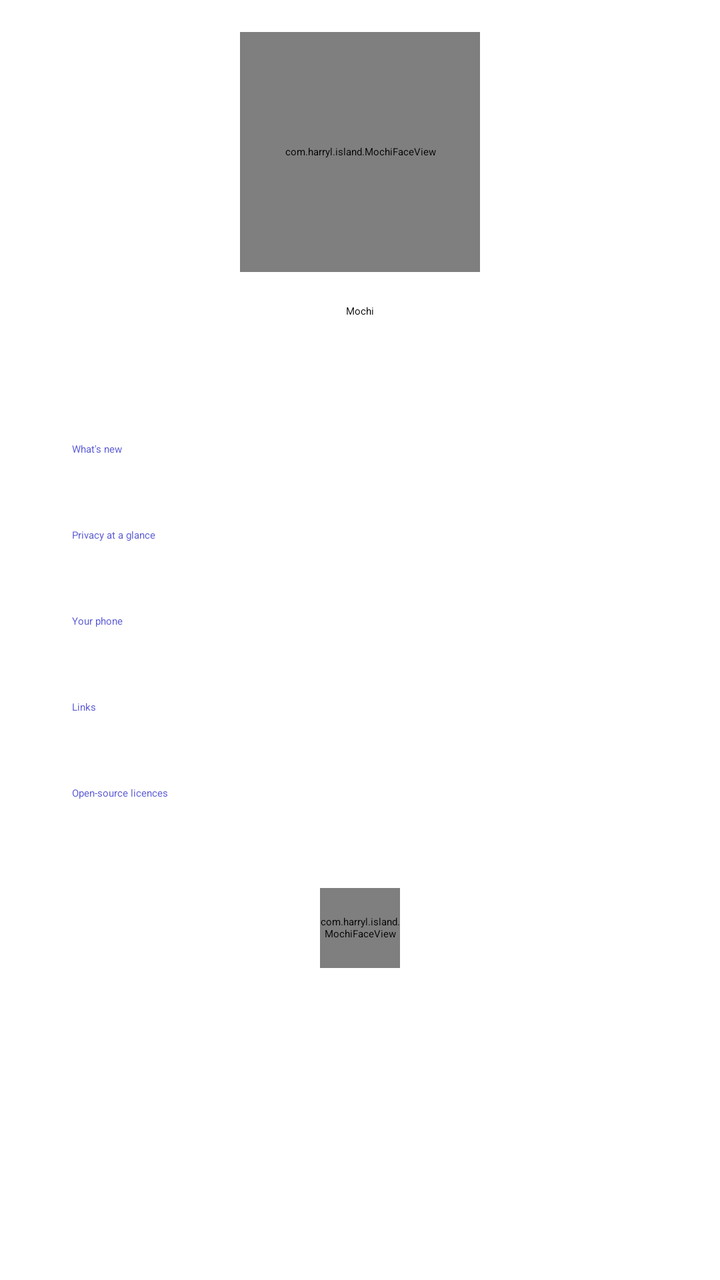
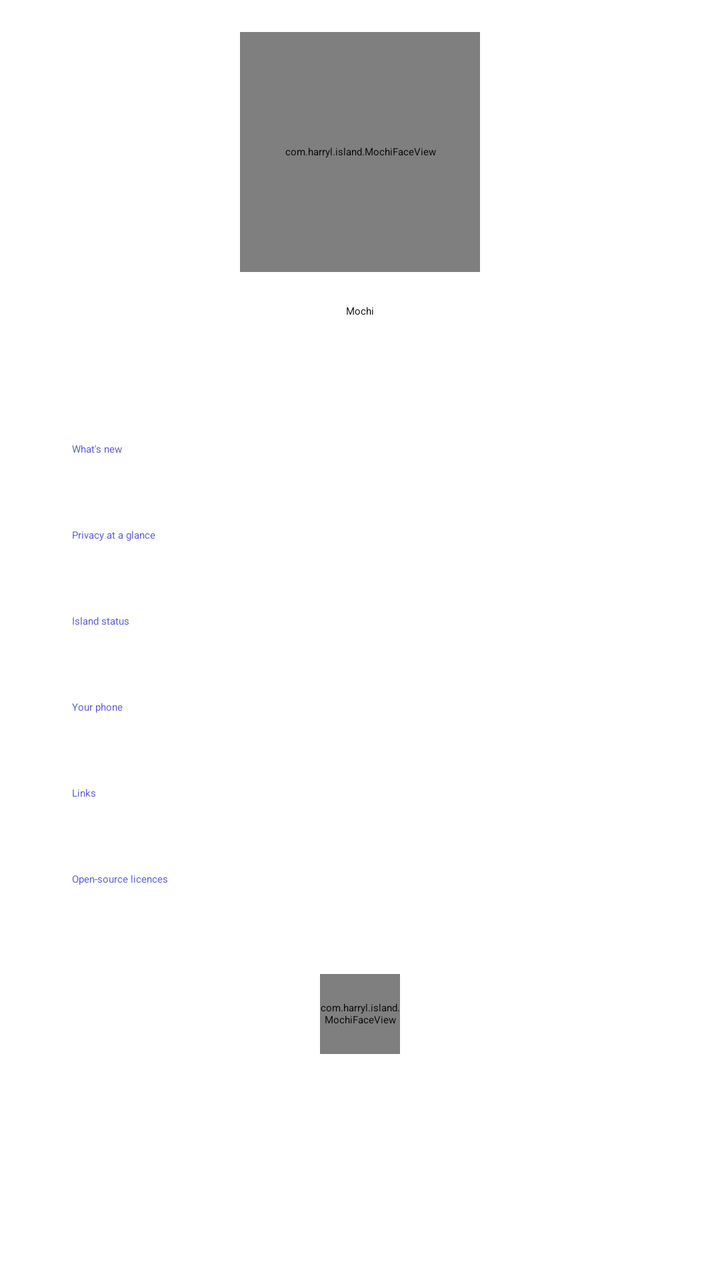

The first picture is an Android layout as it rendered before a commit; the second is the same layout after the commit. The layout source and the unified diff follow.
<!-- AndroidManifest.xml: application theme Theme.Mochi -->
<!-- res/layout/activity_about.xml -->
<?xml version="1.0" encoding="utf-8"?>
<androidx.coordinatorlayout.widget.CoordinatorLayout xmlns:android="http://schemas.android.com/apk/res/android"
    xmlns:app="http://schemas.android.com/apk/res-auto"
    android:layout_width="match_parent"
    android:layout_height="match_parent">

    <com.google.android.material.appbar.AppBarLayout
        style="@style/Widget.Material3Expressive.AppBarLayout"
        android:layout_width="match_parent"
        android:layout_height="wrap_content"
        android:fitsSystemWindows="true">

        <com.google.android.material.appbar.MaterialToolbar
            android:id="@+id/aboutToolbar"
            android:layout_width="match_parent"
            android:layout_height="?attr/actionBarSize"
            app:navigationContentDescription="@string/about_back"
            app:navigationIcon="@drawable/ic_arrow_left"
            app:title="@string/about_title" />
    </com.google.android.material.appbar.AppBarLayout>

    <androidx.core.widget.NestedScrollView
        android:id="@+id/aboutScroll"
        android:layout_width="match_parent"
        android:layout_height="match_parent"
        android:clipToPadding="false"
        app:layout_behavior="@string/appbar_scrolling_view_behavior">

        <LinearLayout
            android:layout_width="match_parent"
            android:layout_height="wrap_content"
            android:orientation="vertical"
            android:paddingHorizontal="16dp"
            android:paddingBottom="32dp">

            
            <LinearLayout
                android:layout_width="match_parent"
                android:layout_height="wrap_content"
                android:gravity="center_horizontal"
                android:orientation="vertical"
                android:paddingTop="16dp"
                android:paddingBottom="8dp">

                <com.harryl.island.MochiFaceView
                    android:id="@+id/aboutFace"
                    android:layout_width="120dp"
                    android:layout_height="120dp" />

                <TextView
                    android:layout_width="wrap_content"
                    android:layout_height="wrap_content"
                    android:layout_marginTop="16dp"
                    android:text="@string/app_name"
                    android:textAppearance="?attr/textAppearanceHeadlineLarge" />

                <TextView
                    android:id="@+id/aboutVersion"
                    android:layout_width="wrap_content"
                    android:layout_height="wrap_content"
                    android:layout_marginTop="4dp"
                    android:textAppearance="?attr/textAppearanceLabelLarge"
                    android:textColor="?attr/colorPrimary" />

                <TextView
                    android:layout_width="wrap_content"
                    android:layout_height="wrap_content"
                    android:layout_marginTop="8dp"
                    android:gravity="center"
                    android:text="@string/about_tagline"
                    android:textAppearance="?attr/textAppearanceBodyLarge"
                    android:textColor="?attr/colorOnSurfaceVariant" />
            </LinearLayout>

            <TextView style="@style/SectionTitle" android:text="@string/about_whats_new" />
            <LinearLayout android:id="@+id/groupNew" android:layout_width="match_parent" android:layout_height="wrap_content" android:orientation="vertical" />

            <TextView style="@style/SectionTitle" android:text="@string/about_privacy" />
            <LinearLayout android:id="@+id/groupPrivacy" android:layout_width="match_parent" android:layout_height="wrap_content" android:orientation="vertical" />

            <TextView style="@style/SectionTitle" android:text="@string/about_phone" />
            <LinearLayout android:id="@+id/groupPhone" android:layout_width="match_parent" android:layout_height="wrap_content" android:orientation="vertical" />

            <TextView style="@style/SectionTitle" android:text="@string/about_links" />
            <LinearLayout android:id="@+id/groupLinks" android:layout_width="match_parent" android:layout_height="wrap_content" android:orientation="vertical" />

            <TextView style="@style/SectionTitle" android:text="@string/about_licences" />
            <LinearLayout android:id="@+id/groupLicences" android:layout_width="match_parent" android:layout_height="wrap_content" android:orientation="vertical" />

            
            <LinearLayout
                android:layout_width="match_parent"
                android:layout_height="wrap_content"
                android:layout_marginTop="36dp"
                android:gravity="center"
                android:orientation="vertical">

                <com.harryl.island.MochiFaceView
                    android:layout_width="40dp"
                    android:layout_height="40dp" />

                <TextView
                    android:layout_width="wrap_content"
                    android:layout_height="wrap_content"
                    android:layout_marginTop="8dp"
                    android:text="@string/about_made_with_love"
                    android:textAppearance="?attr/textAppearanceBodyMedium"
                    android:textColor="?attr/colorOnSurfaceVariant" />
            </LinearLayout>
        </LinearLayout>
    </androidx.core.widget.NestedScrollView>
</androidx.coordinatorlayout.widget.CoordinatorLayout>
<!-- resources referenced by this layout -->
<resources>
  <!-- drawable ic_arrow_left (drawable) -->
  <vector xmlns:android="http://schemas.android.com/apk/res/android"
      android:width="24dp" android:height="24dp"
      android:viewportWidth="24" android:viewportHeight="24"
      android:tint="?attr/colorControlNormal">
      <group android:pivotX="12" android:pivotY="12" android:rotation="0">
          <path android:fillColor="@android:color/white" android:pathData="M20,11H7.83l5.59,-5.59L12,4l-8,8 8,8 1.41,-1.41L7.83,13H20v-2z" />
      </group>
  </vector>
  <string name="about_back">Back</string>
  <string name="about_licences">Open-source licences</string>
  <string name="about_links">Links</string>
  <string name="about_made_with_love">Made with love</string>
  <string name="about_phone">Your phone</string>
  <string name="about_privacy">Privacy at a glance</string>
  <string name="about_tagline">A little island for your camera</string>
  <string name="about_title">About</string>
  <string name="about_whats_new">What\'s new</string>
  <string name="app_name">Mochi</string>
  <style name="SectionTitle">
          <item name="android:layout_width">match_parent</item>
          <item name="android:layout_height">wrap_content</item>
          <item name="android:layout_marginTop">28dp</item>
          <item name="android:layout_marginBottom">8dp</item>
          <item name="android:paddingStart">20dp</item>
          <item name="android:textAppearance">?attr/textAppearanceLabelLarge</item>
          <item name="android:textColor">?attr/colorPrimary</item>
      </style>
  <style name="Theme.Mochi" parent="Theme.Material3Expressive.DayNight.NoActionBar">
          <item name="colorPrimary">#5B5BD6</item>
          <item name="colorSecondary">#7C6FA6</item>
          <item name="colorTertiary">#C2577F</item>
          <item name="android:statusBarColor">@android:color/transparent</item>
          <item name="android:navigationBarColor">@android:color/transparent</item>
          <item name="android:windowLightStatusBar">true</item>
          <item name="android:windowLightNavigationBar">true</item>
      </style>
</resources>

<!-- the commit's change to res/layout/activity_about.xml (unified diff, before → after) -->
@@ -78,6 +78,9 @@
             <TextView style="@style/SectionTitle" android:text="@string/about_privacy" />
             <LinearLayout android:id="@+id/groupPrivacy" android:layout_width="match_parent" android:layout_height="wrap_content" android:orientation="vertical" />
 
+            <TextView style="@style/SectionTitle" android:text="@string/about_status" />
+            <LinearLayout android:id="@+id/groupStatus" android:layout_width="match_parent" android:layout_height="wrap_content" android:orientation="vertical" />
+
             <TextView style="@style/SectionTitle" android:text="@string/about_phone" />
             <LinearLayout android:id="@+id/groupPhone" android:layout_width="match_parent" android:layout_height="wrap_content" android:orientation="vertical" />
 
<!-- resource entries referenced after the edit -->
@@ -15,6 +15,7 @@
   <string name="about_made_with_love">Made with love</string>
   <string name="about_phone">Your phone</string>
   <string name="about_privacy">Privacy at a glance</string>
+  <string name="about_status">Island status</string>
   <string name="about_tagline">A little island for your camera</string>
   <string name="about_title">About</string>
   <string name="about_whats_new">What\'s new</string>
